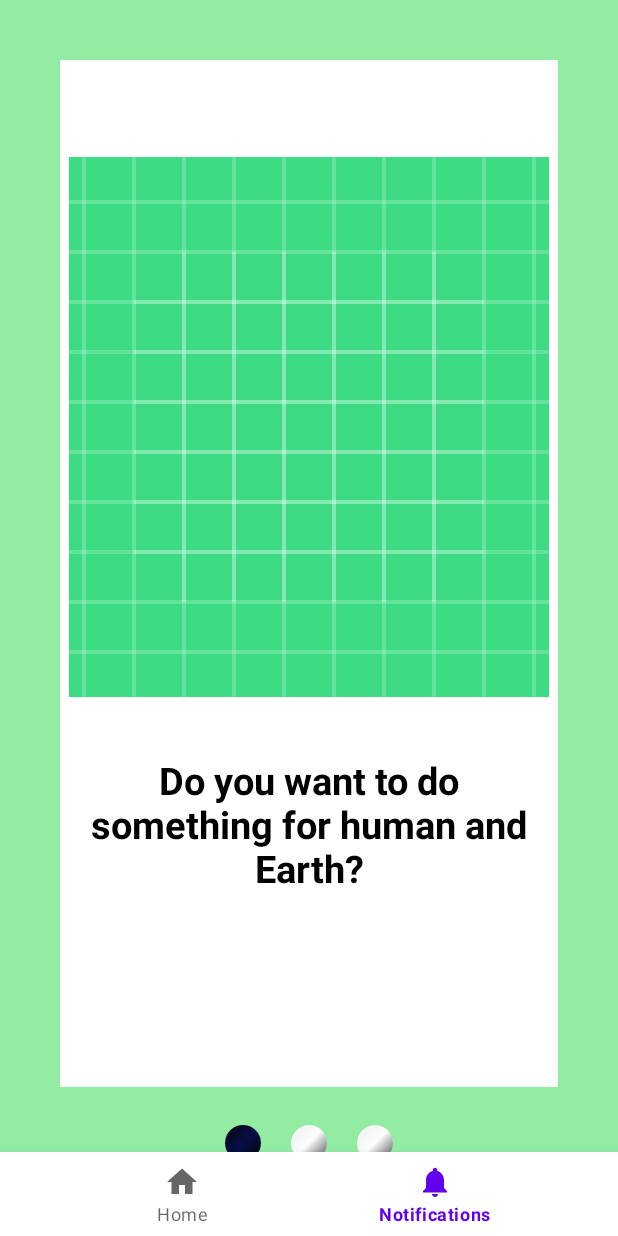
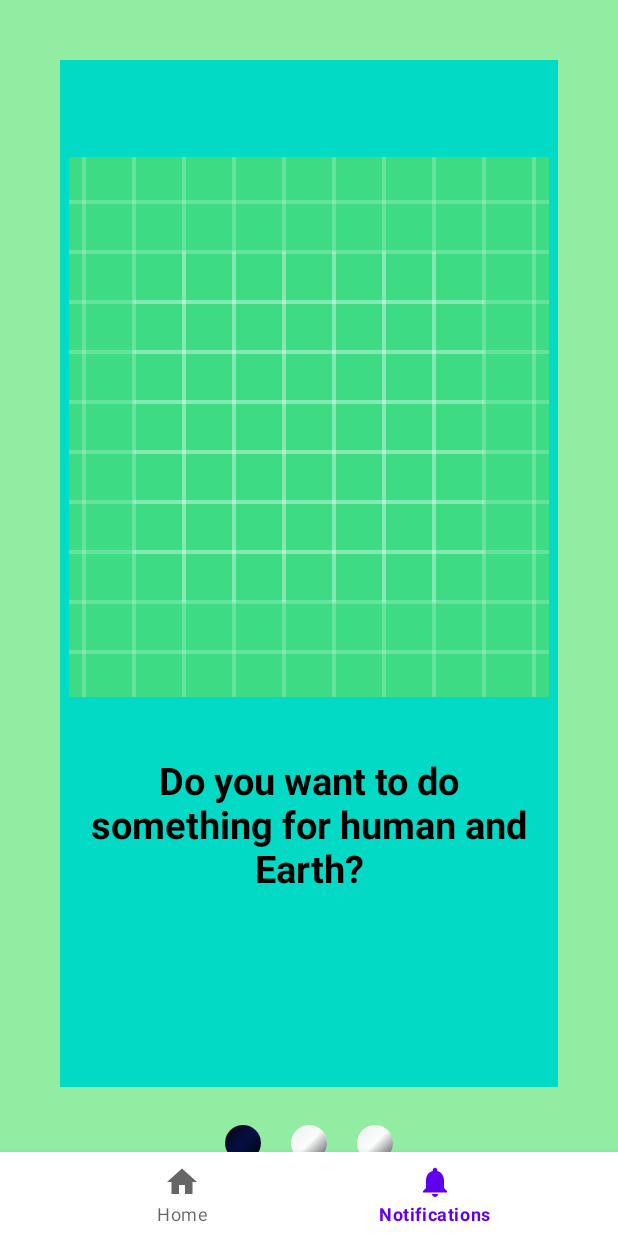
Before and after one commit to Nurzada21/border_api, an Android app: the screen it shows after launch (MainActivity), on a phone screen of 412 x 824 dp. Run offline under Robolectric (Android 15) with nearby library versions, the phone set to English and light mode, and no system bars; our stand-ins replace navigation-ui.

Commit message:
new color

```diff
--- a/app/src/main/res/layout/fragment_board.xml
+++ b/app/src/main/res/layout/fragment_board.xml
@@ -16,7 +16,7 @@
         android:layout_height="0dp"
         android:layout_marginBottom="15dp"
         android:layout_weight="6"
-        android:background="@color/white"/>
+        android:background="@color/teal_200"/>
     <LinearLayout
         android:layout_width="match_parent"
         android:layout_height="wrap_content"
```
